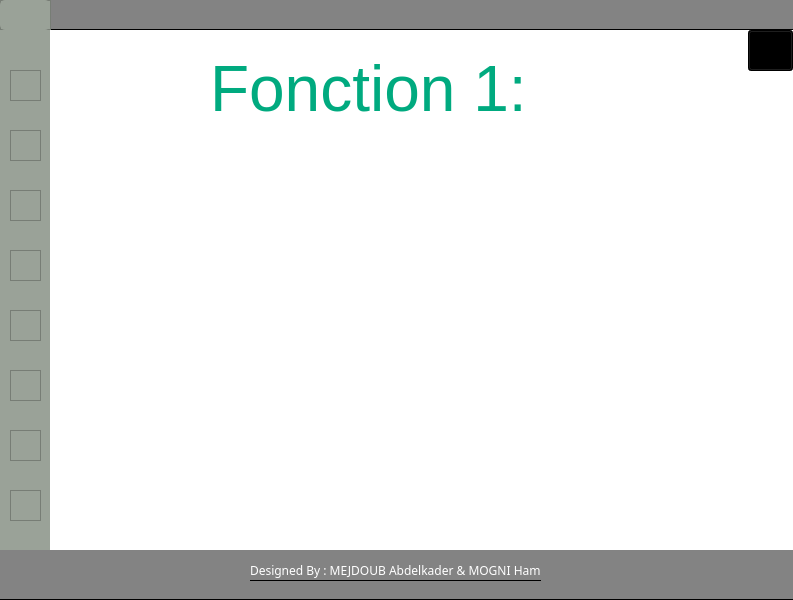
Qt form main_window.ui (hamzamogni/geodesy) before a commit.
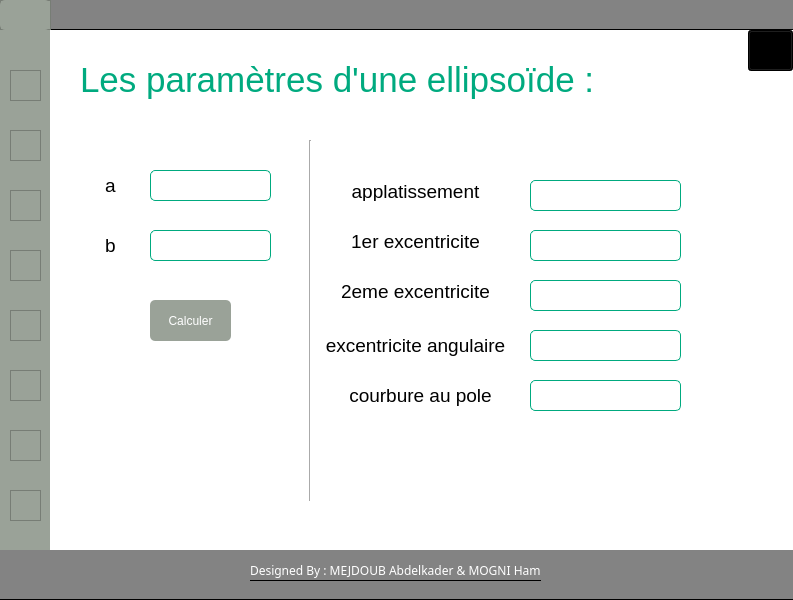
The same form after that commit. The open tabs and pages were chosen to show the change. Icons and pictures are not drawn.

Commit message: ui premiere page

```diff
--- a/main_window.ui
+++ b/main_window.ui
@@ -551,6 +551,13 @@
             <height>521</height>
            </rect>
           </property>
+          <property name="styleSheet">
+           <string notr="true">QLineEdit{
+ border-radius: 5px;
+ border: 1px solid #00aa7f;
+}
+</string>
+          </property>
           <property name="currentIndex">
            <number>8</number>
           </property>
@@ -561,14 +568,252 @@
            <widget class="QLabel" name="titlef1">
             <property name="geometry">
              <rect>
-              <x>160</x>
-              <y>20</y>
-              <width>331</width>
+              <x>30</x>
+              <y>10</y>
+              <width>531</width>
               <height>81</height>
              </rect>
             </property>
             <property name="text">
-             <string>&lt;html&gt;&lt;head/&gt;&lt;body&gt;&lt;p&gt;&lt;span style=&quot; font-size:48pt; color:#00aa7f;&quot;&gt;Fonction 1:&lt;/span&gt;&lt;/p&gt;&lt;/body&gt;&lt;/html&gt;</string>
+             <string>&lt;html&gt;&lt;head/&gt;&lt;body&gt;&lt;p&gt;&lt;span style=&quot; font-size:26pt; color:#00aa7f;&quot;&gt;Les paramètres d'une ellipsoïde :&lt;/span&gt;&lt;/p&gt;&lt;/body&gt;&lt;/html&gt;</string>
+            </property>
+           </widget>
+           <widget class="QLabel" name="label_3">
+            <property name="geometry">
+             <rect>
+              <x>40</x>
+              <y>140</y>
+              <width>41</width>
+              <height>31</height>
+             </rect>
+            </property>
+            <property name="text">
+             <string>&lt;html&gt;&lt;head/&gt;&lt;body&gt;&lt;p align=&quot;center&quot;&gt;&lt;span style=&quot; font-size:14pt; color:#000000;&quot;&gt;a&lt;/span&gt;&lt;/p&gt;&lt;/body&gt;&lt;/html&gt;</string>
+            </property>
+           </widget>
+           <widget class="QLabel" name="label_4">
+            <property name="geometry">
+             <rect>
+              <x>40</x>
+              <y>200</y>
+              <width>41</width>
+              <height>31</height>
+             </rect>
+            </property>
+            <property name="text">
+             <string>&lt;html&gt;&lt;head/&gt;&lt;body&gt;&lt;p align=&quot;center&quot;&gt;&lt;span style=&quot; font-size:14pt; color:#000000;&quot;&gt;b&lt;/span&gt;&lt;/p&gt;&lt;/body&gt;&lt;/html&gt;</string>
+            </property>
+           </widget>
+           <widget class="QPushButton" name="calculer">
+            <property name="geometry">
+             <rect>
+              <x>100</x>
+              <y>270</y>
+              <width>81</width>
+              <height>41</height>
+             </rect>
+            </property>
+            <property name="cursor">
+             <cursorShape>PointingHandCursor</cursorShape>
+            </property>
+            <property name="styleSheet">
+             <string notr="true">QPushButton{
+   padding: 5px 10px;
+   border: none;
+   border-radius: 5px;
+   background-color: #9aa298;
+   color: #fff;
+}
+QPushButton:hover{
+   background-color: #101010;
+}</string>
+            </property>
+            <property name="text">
+             <string>Calculer</string>
+            </property>
+           </widget>
+           <widget class="QLineEdit" name="a">
+            <property name="geometry">
+             <rect>
+              <x>100</x>
+              <y>140</y>
+              <width>121</width>
+              <height>31</height>
+             </rect>
+            </property>
+            <property name="styleSheet">
+             <string notr="true"/>
+            </property>
+           </widget>
+           <widget class="QLineEdit" name="b">
+            <property name="geometry">
+             <rect>
+              <x>100</x>
+              <y>200</y>
+              <width>121</width>
+              <height>31</height>
+             </rect>
+            </property>
+           </widget>
+           <widget class="QLineEdit" name="applatissement">
+            <property name="enabled">
+             <bool>false</bool>
+            </property>
+            <property name="geometry">
+             <rect>
+              <x>480</x>
+              <y>150</y>
+              <width>151</width>
+              <height>31</height>
+             </rect>
+            </property>
+            <property name="cursor">
+             <cursorShape>ForbiddenCursor</cursorShape>
+            </property>
+           </widget>
+           <widget class="QLineEdit" name="premier_e">
+            <property name="enabled">
+             <bool>false</bool>
+            </property>
+            <property name="geometry">
+             <rect>
+              <x>480</x>
+              <y>200</y>
+              <width>151</width>
+              <height>31</height>
+             </rect>
+            </property>
+            <property name="cursor">
+             <cursorShape>ForbiddenCursor</cursorShape>
+            </property>
+           </widget>
+           <widget class="QLineEdit" name="deuxieme_e">
+            <property name="enabled">
+             <bool>false</bool>
+            </property>
+            <property name="geometry">
+             <rect>
+              <x>480</x>
+              <y>250</y>
+              <width>151</width>
+              <height>31</height>
+             </rect>
+            </property>
+            <property name="cursor">
+             <cursorShape>ForbiddenCursor</cursorShape>
+            </property>
+           </widget>
+           <widget class="QLineEdit" name="e_angulaire">
+            <property name="enabled">
+             <bool>false</bool>
+            </property>
+            <property name="geometry">
+             <rect>
+              <x>480</x>
+              <y>300</y>
+              <width>151</width>
+              <height>31</height>
+             </rect>
+            </property>
+            <property name="cursor">
+             <cursorShape>ForbiddenCursor</cursorShape>
+            </property>
+           </widget>
+           <widget class="QLineEdit" name="c_a_pole">
+            <property name="enabled">
+             <bool>false</bool>
+            </property>
+            <property name="geometry">
+             <rect>
+              <x>480</x>
+              <y>350</y>
+              <width>151</width>
+              <height>31</height>
+             </rect>
+            </property>
+            <property name="cursor">
+             <cursorShape>ForbiddenCursor</cursorShape>
+            </property>
+           </widget>
+           <widget class="Line" name="line">
+            <property name="geometry">
+             <rect>
+              <x>250</x>
+              <y>110</y>
+              <width>20</width>
+              <height>361</height>
+             </rect>
+            </property>
+            <property name="orientation">
+             <enum>Qt::Vertical</enum>
+            </property>
+           </widget>
+           <widget class="QLabel" name="label_5">
+            <property name="geometry">
+             <rect>
+              <x>300</x>
+              <y>150</y>
+              <width>131</width>
+              <height>21</height>
+             </rect>
+            </property>
+            <property name="text">
+             <string>&lt;html&gt;&lt;head/&gt;&lt;body&gt;&lt;p align=&quot;center&quot;&gt;&lt;span style=&quot; font-size:14pt; color:#000000;&quot;&gt;applatissement&lt;/span&gt;&lt;/p&gt;&lt;/body&gt;&lt;/html&gt;</string>
+            </property>
+           </widget>
+           <widget class="QLabel" name="label_6">
+            <property name="geometry">
+             <rect>
+              <x>290</x>
+              <y>200</y>
+              <width>151</width>
+              <height>21</height>
+             </rect>
+            </property>
+            <property name="styleSheet">
+             <string notr="true">color: rgb(0, 0, 0);</string>
+            </property>
+            <property name="text">
+             <string>&lt;html&gt;&lt;head/&gt;&lt;body&gt;&lt;p align=&quot;center&quot;&gt;&lt;span style=&quot; font-size:14pt; color:#000000;&quot;&gt;1er excentricite&lt;/span&gt;&lt;/p&gt;&lt;/body&gt;&lt;/html&gt;</string>
+            </property>
+           </widget>
+           <widget class="QLabel" name="label_7">
+            <property name="geometry">
+             <rect>
+              <x>280</x>
+              <y>250</y>
+              <width>171</width>
+              <height>21</height>
+             </rect>
+            </property>
+            <property name="text">
+             <string>&lt;html&gt;&lt;head/&gt;&lt;body&gt;&lt;p align=&quot;center&quot;&gt;&lt;span style=&quot; font-size:14pt; color:#000000;&quot;&gt;2eme excentricite&lt;/span&gt;&lt;/p&gt;&lt;/body&gt;&lt;/html&gt;</string>
+            </property>
+           </widget>
+           <widget class="QLabel" name="label_8">
+            <property name="geometry">
+             <rect>
+              <x>270</x>
+              <y>300</y>
+              <width>191</width>
+              <height>31</height>
+             </rect>
+            </property>
+            <property name="text">
+             <string>&lt;html&gt;&lt;head/&gt;&lt;body&gt;&lt;p align=&quot;center&quot;&gt;&lt;span style=&quot; font-size:14pt; color:#000000;&quot;&gt;excentricite angulaire&lt;/span&gt;&lt;/p&gt;&lt;/body&gt;&lt;/html&gt;</string>
+            </property>
+           </widget>
+           <widget class="QLabel" name="label_9">
+            <property name="geometry">
+             <rect>
+              <x>290</x>
+              <y>350</y>
+              <width>161</width>
+              <height>31</height>
+             </rect>
+            </property>
+            <property name="text">
+             <string>&lt;html&gt;&lt;head/&gt;&lt;body&gt;&lt;p align=&quot;center&quot;&gt;&lt;span style=&quot; font-size:14pt; color:#000000;&quot;&gt;courbure au pole&lt;/span&gt;&lt;/p&gt;&lt;/body&gt;&lt;/html&gt;</string>
             </property>
            </widget>
           </widget>
```
Left out of the diff: 6 changed lines with no effect on the pictures. The commit also changes 1 other file.
